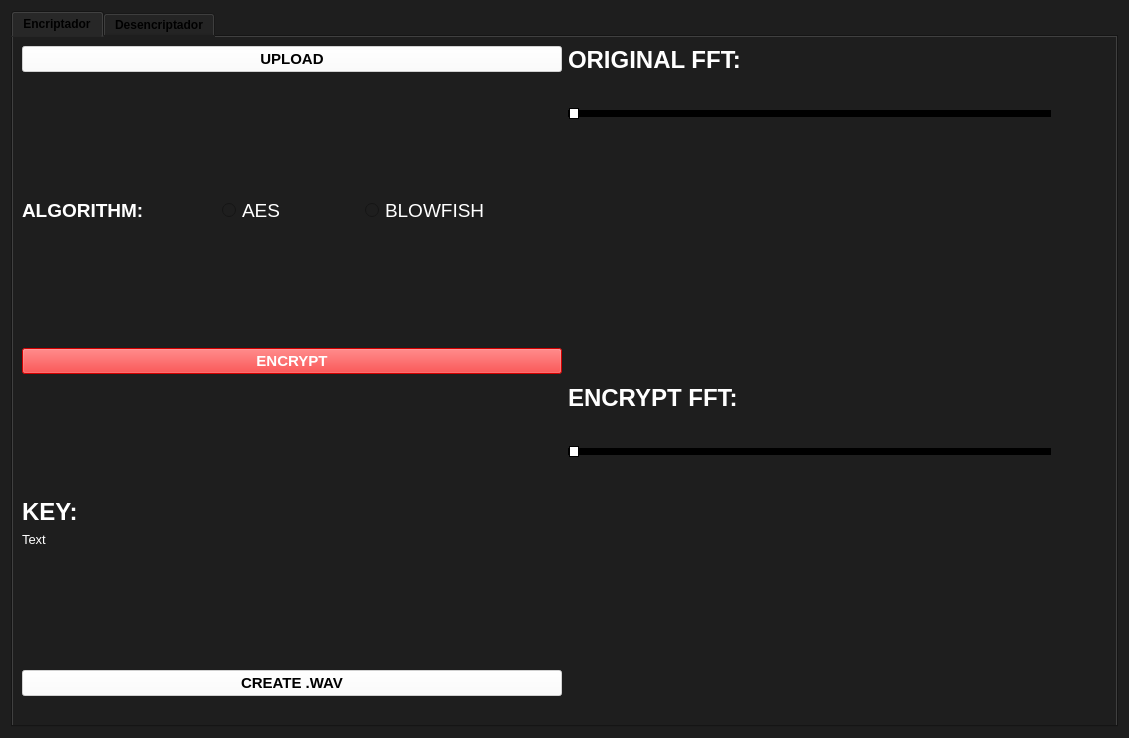
Above: Frontend/Designer/menu.ui from inequihi/ASSD-TP4 before the change. Below: the same form after it.
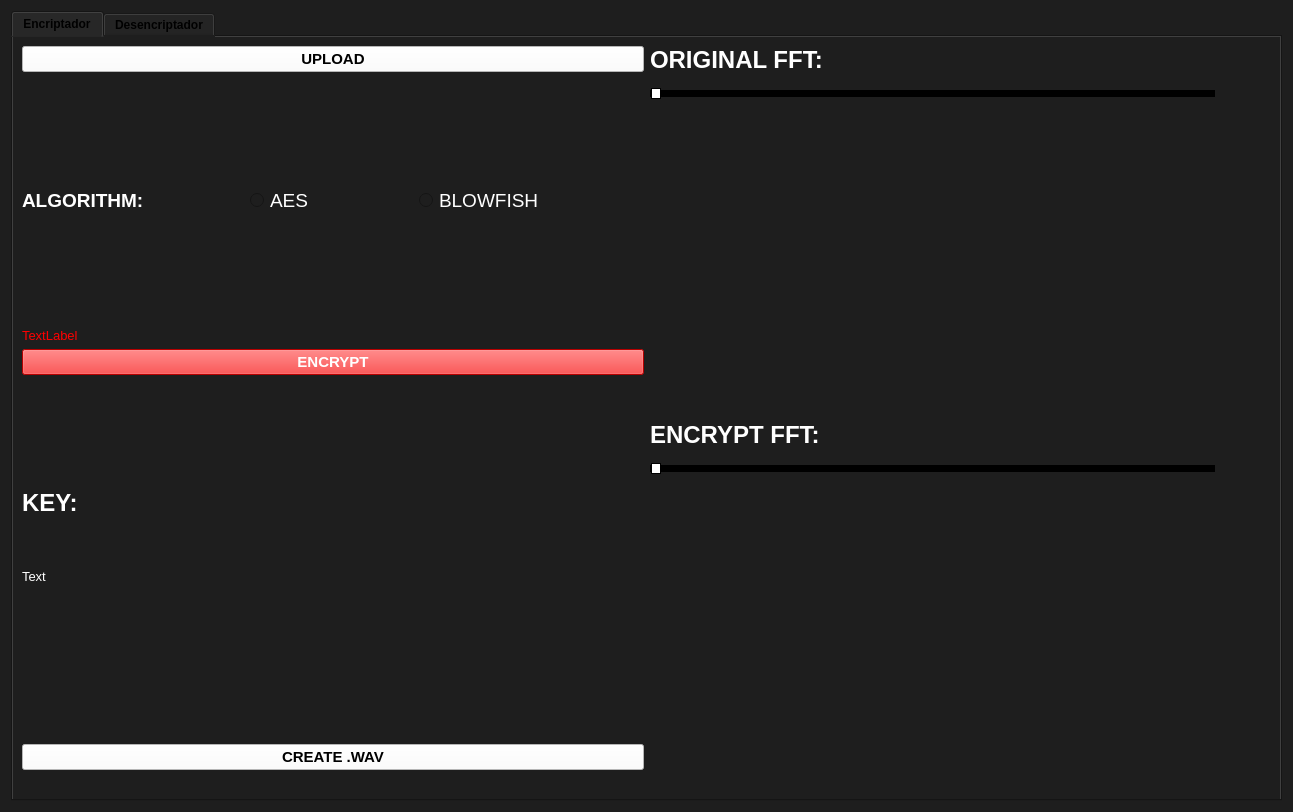
That is the form after the change. Icons and pictures are not drawn. Custom widgets are drawn as their Qt base class.

```diff
--- a/Frontend/Designer/menu.ui
+++ b/Frontend/Designer/menu.ui
@@ -6,8 +6,8 @@
    <rect>
     <x>0</x>
     <y>0</y>
-    <width>1129</width>
-    <height>738</height>
+    <width>1293</width>
+    <height>812</height>
    </rect>
   </property>
   <property name="windowTitle">
@@ -24,7 +24,7 @@
      <item>
       <widget class="QTabWidget" name="tabWidget">
        <property name="enabled">
-        <bool>false</bool>
+        <bool>true</bool>
        </property>
        <property name="font">
         <font>
@@ -186,6 +186,21 @@
                </property>
               </spacer>
              </item>
+             <item>
+              <widget class="QLabel" name="label_incorrect_E">
+               <property name="font">
+                <font>
+                 <pointsize>10</pointsize>
+                </font>
+               </property>
+               <property name="styleSheet">
+                <string notr="true">color:red;</string>
+               </property>
+               <property name="text">
+                <string>TextLabel</string>
+               </property>
+              </widget>
+             </item>
              <item>
               <widget class="QPushButton" name="Button_Encrypt">
                <property name="font">
@@ -235,6 +250,8 @@
               </widget>
              </item>
              <item>
+              <layout class="QHBoxLayout" name="horizontalLayout_17">
+               <item>
               <widget class="QLabel" name="label_KEY">
                <property name="font">
                 <font>
@@ -250,6 +267,67 @@
               </widget>
              </item>
              <item>
+                <spacer name="verticalSpacer_9">
+                 <property name="orientation">
+                  <enum>Qt::Vertical</enum>
+                 </property>
+                 <property name="sizeHint" stdset="0">
+                  <size>
+                   <width>20</width>
+                   <height>40</height>
+                  </size>
+                 </property>
+                </spacer>
+               </item>
+               <item>
+                <widget class="QPushButton" name="pushButton_copy">
+                 <property name="sizePolicy">
+                  <sizepolicy hsizetype="Minimum" vsizetype="Minimum">
+                   <horstretch>60</horstretch>
+                   <verstretch>30</verstretch>
+                  </sizepolicy>
+                 </property>
+                 <property name="maximumSize">
+                  <size>
+                   <width>40</width>
+                   <height>40</height>
+                  </size>
+                 </property>
+                 <property name="baseSize">
+                  <size>
+                   <width>0</width>
+                   <height>0</height>
+                  </size>
+                 </property>
+                 <property name="font">
+                  <font>
+                   <pointsize>12</pointsize>
+                   <weight>75</weight>
+                   <bold>true</bold>
+                  </font>
+                 </property>
+                 <property name="focusPolicy">
+                  <enum>Qt::NoFocus</enum>
+                 </property>
+                 <property name="styleSheet">
+                  <string notr="true">QPushButton{
+	border-image: url(:/copy/copy.png);
+	border: none;
+	border-radius: 10px;
+}
+
+QPushButton:pressed{
+	background-color: black;
+}</string>
+                 </property>
+                 <property name="text">
+                  <string/>
+                 </property>
+                </widget>
+               </item>
+              </layout>
+             </item>
+             <item>
               <spacer name="verticalSpacer">
                <property name="orientation">
                 <enum>Qt::Vertical</enum>
@@ -298,7 +376,9 @@
            <item>
             <layout class="QVBoxLayout" name="verticalLayout_9">
              <item>
-              <widget class="QLabel" name="label_15">
+              <layout class="QHBoxLayout" name="horizontalLayout_7">
+               <item>
+                <widget class="QLabel" name="label_19">
                <property name="font">
                 <font>
                  <pointsize>18</pointsize>
@@ -315,6 +395,25 @@
               </widget>
              </item>
              <item>
+                <layout class="QVBoxLayout" name="Toolbar1_2">
+                 <item>
+                  <spacer name="horizontalSpacer_14">
+                   <property name="orientation">
+                    <enum>Qt::Horizontal</enum>
+                   </property>
+                   <property name="sizeHint" stdset="0">
+                    <size>
+                     <width>40</width>
+                     <height>20</height>
+                    </size>
+                   </property>
+                  </spacer>
+                 </item>
+                </layout>
+               </item>
+              </layout>
+             </item>
+             <item>
               <layout class="QVBoxLayout" name="verticalLayout_13">
                <item>
                 <widget class="MplWidget" name="MplWidget" native="true">
@@ -325,23 +424,6 @@
                </item>
               </layout>
              </item>
-             <item>
-              <layout class="QVBoxLayout" name="Toolbar1">
-               <item>
-                <spacer name="horizontalSpacer_6">
-                 <property name="orientation">
-                  <enum>Qt::Horizontal</enum>
-                 </property>
-                 <property name="sizeHint" stdset="0">
-                  <size>
-                   <width>40</width>
-                   <height>20</height>
-                  </size>
-                 </property>
-                </spacer>
-               </item>
-              </layout>
-             </item>
              <item>
               <layout class="QVBoxLayout" name="verticalLayout_16">
                <item>
@@ -598,7 +680,9 @@
               </layout>
              </item>
              <item>
-              <widget class="QLabel" name="label_16">
+              <layout class="QHBoxLayout" name="horizontalLayout_12">
+               <item>
+                <widget class="QLabel" name="label_20">
                <property name="font">
                 <font>
                  <pointsize>18</pointsize>
@@ -613,6 +697,25 @@
                 <string>ENCRYPT FFT:</string>
                </property>
               </widget>
+               </item>
+               <item>
+                <layout class="QVBoxLayout" name="verticalLayout_10">
+                 <item>
+                  <spacer name="horizontalSpacer_36">
+                   <property name="orientation">
+                    <enum>Qt::Horizontal</enum>
+                   </property>
+                   <property name="sizeHint" stdset="0">
+                    <size>
+                     <width>40</width>
+                     <height>20</height>
+                    </size>
+                   </property>
+                  </spacer>
+                 </item>
+                </layout>
+               </item>
+              </layout>
              </item>
              <item>
               <layout class="QVBoxLayout" name="verticalLayout_6">
@@ -625,23 +728,6 @@
                </item>
               </layout>
              </item>
-             <item>
-              <layout class="QVBoxLayout" name="verticalLayout_4">
-               <item>
-                <spacer name="horizontalSpacer_26">
-                 <property name="orientation">
-                  <enum>Qt::Horizontal</enum>
-                 </property>
-                 <property name="sizeHint" stdset="0">
-                  <size>
-                   <width>40</width>
-                   <height>20</height>
-                  </size>
-                 </property>
-                </spacer>
-               </item>
-              </layout>
-             </item>
              <item>
               <layout class="QVBoxLayout" name="verticalLayout_17">
                <item>
```
Left out of the diff: 86 changed lines with no effect on the pictures. Lines whose indentation alone changed are shown as unchanged.
